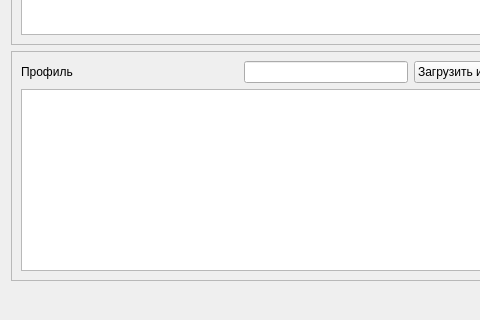
Prygoon/Diploma, file inputwindow.ui: the form before one commit; both pictures show x 0 to 480 and y 195 to 515 of the 852 by 515 pixel window.
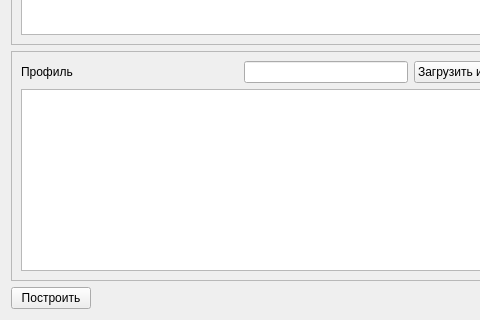
The form after the commit.

Commit message: Time graph implemented

```diff
--- a/inputwindow.ui
+++ b/inputwindow.ui
@@ -264,6 +264,13 @@
    </item>
    <item row="1" column="0">
     <layout class="QHBoxLayout" name="horizontalLayout_3">
+     <item>
+      <widget class="QPushButton" name="pushButton_buildGraph">
+       <property name="text">
+        <string>Построить</string>
+       </property>
+      </widget>
+     </item>
      <item>
       <spacer name="horizontalSpacer_2">
        <property name="orientation">
```
The commit also changes 7 other files.
